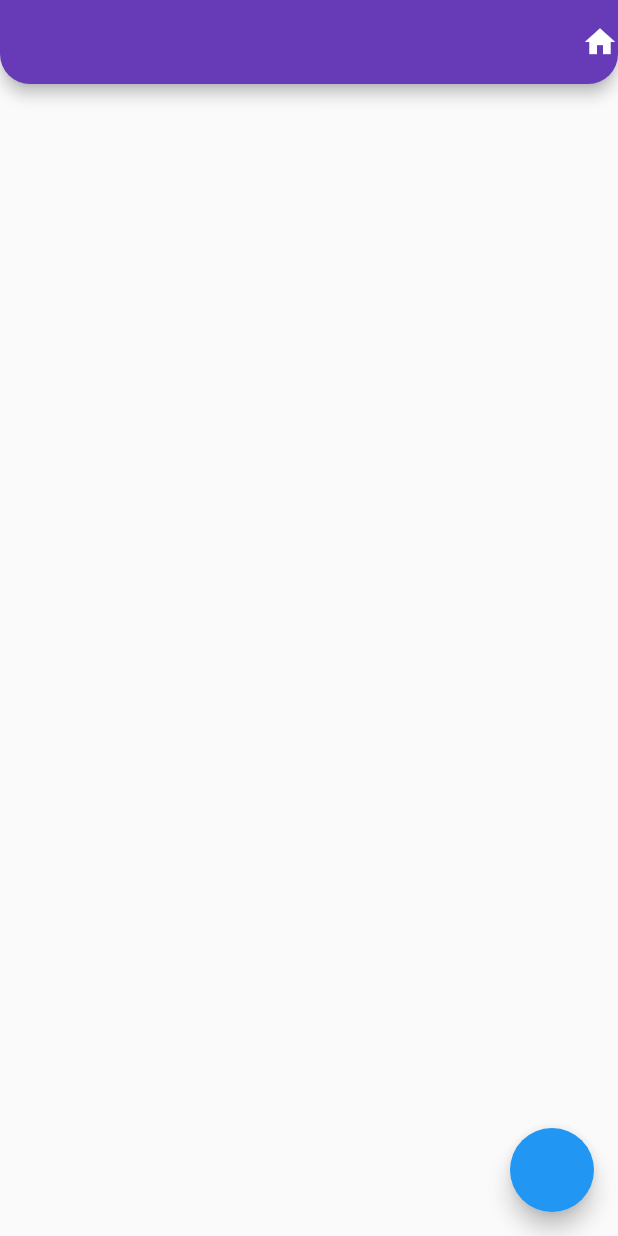
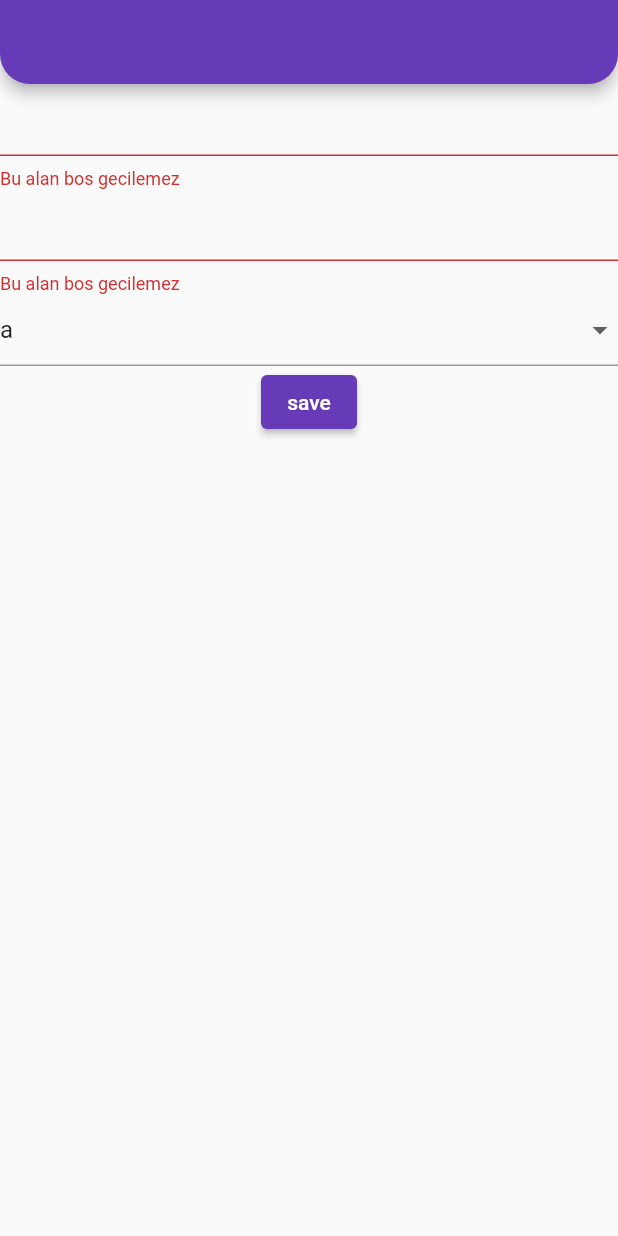
Before and after one commit to ufukyazici/flutter_learning_path, a Flutter app: the screen it shows after launch, on a phone screen of 412 x 824 dp. Run offline on Flutter 3.47's test engine with Material 2 defaults, Android fonts, the phone set to English and light mode, and no system bars; our stand-ins replace dio, flutter_spinkit, shimmer.

Commit message:
FormValidate

```diff
--- /dev/null
+++ b/lib/202/form_learn_view.dart
@@ -0,0 +1,60 @@
+import 'package:flutter/material.dart';
+
+class FormLearnView extends StatefulWidget {
+  const FormLearnView({super.key});
+
+  @override
+  State<FormLearnView> createState() => _FormLearnViewState();
+}
+
+class _FormLearnViewState extends State<FormLearnView> {
+  final GlobalKey<FormState> _key = GlobalKey();
+
+  @override
+  Widget build(BuildContext context) {
+    return Scaffold(
+      appBar: AppBar(),
+      body: Form(
+        autovalidateMode: AutovalidateMode.always,
+        key: _key,
+        onChanged: () {},
+        child: Column(
+          children: [
+            TextFormField(
+              validator: FormFieldValidator().isNotEmpty,
+            ),
+            TextFormField(
+              validator: FormFieldValidator().isNotEmpty,
+            ),
+            DropdownButtonFormField<String>(
+              value: "a",
+              items: const [
+                DropdownMenuItem(value: "a", child: Text("a")),
+                DropdownMenuItem(value: "ab", child: Text("ab")),
+                DropdownMenuItem(value: "ac", child: Text("abc")),
+              ],
+              onChanged: (value) {},
+            ),
+            ElevatedButton(
+                onPressed: () {
+                  if (_key.currentState?.validate() ?? false) {
+                    print('ok');
+                  }
+                },
+                child: const Text("save"))
+          ],
+        ),
+      ),
+    );
+  }
+}
+
+class FormFieldValidator {
+  String? isNotEmpty(String? data) {
+    return (data?.isNotEmpty ?? false) ? null : ValidatorMessage()._notEmpty;
+  }
+}
+
+class ValidatorMessage {
+  final String _notEmpty = "Bu alan bos gecilemez";
+}
--- a/lib/main.dart
+++ b/lib/main.dart
@@ -1,5 +1,5 @@
 import 'package:flutter/material.dart';
-import 'package:flutter_application_1/202/state_manage/state_manage_learn_view.dart';
+import 'package:flutter_application_1/202/form_learn_view.dart';
 import 'package:flutter_application_1/jsonphalbums/album_theme.dart';
 
 void main() {
@@ -37,7 +37,7 @@ class _MyAppState extends State<MyApp> {
       //     cardTheme: CardTheme(shape: RoundedRectangleBorder(borderRadius: BorderRadius.circular(3))),
       //     // colorScheme: const ColorScheme.dark(),
       //     appBarTheme: const AppBarTheme(centerTitle: true, backgroundColor: Colors.transparent, elevation: 0)),
-      home: const StateManageLearnView(),
+      home: const FormLearnView(),
     );
   }
 }
```
